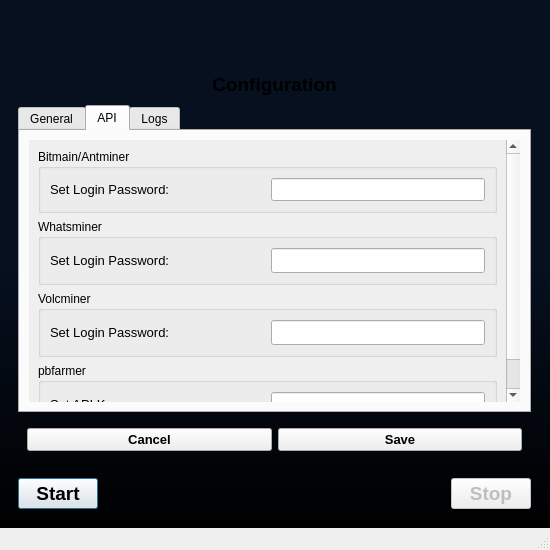
The window that src/ui/forms/mainwindow.ui (bitcap-co/bitcap-ipr) describes before a commit, drawn with Qt 5.
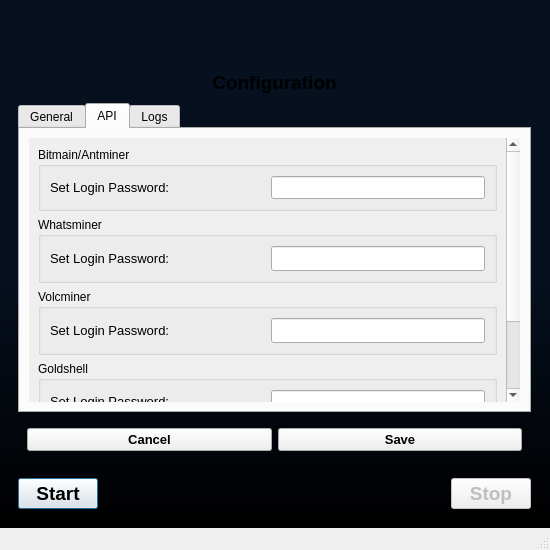
The same window after the commit. The open tabs and pages were chosen to show the change.

Commit message: set goldshell alt passwd

Diff of the .ui file:
```diff
--- a/src/ui/forms/mainwindow.ui
+++ b/src/ui/forms/mainwindow.ui
@@ -658,9 +658,9 @@
                      <property name="geometry">
                       <rect>
                        <x>0</x>
-                       <y>0</y>
-                       <width>344</width>
-                       <height>302</height>
+                       <y>-79</y>
+                       <width>477</width>
+                       <height>373</height>
                       </rect>
                      </property>
                      <layout class="QVBoxLayout" name="verticalLayout_13">
@@ -832,6 +832,60 @@
                         </layout>
                        </widget>
                       </item>
+                      <item>
+                       <widget class="QGroupBox" name="groupGoldshell">
+                        <property name="title">
+                         <string>Goldshell</string>
+                        </property>
+                        <layout class="QHBoxLayout" name="horizontalLayout_23">
+                         <item>
+                          <widget class="QLabel" name="label_14">
+                           <property name="font">
+                            <font>
+                             <pointsize>10</pointsize>
+                            </font>
+                           </property>
+                           <property name="text">
+                            <string>Set Login Password:</string>
+                           </property>
+                           <property name="StyleClass" stdset="0">
+                            <string>setText</string>
+                           </property>
+                          </widget>
+                         </item>
+                         <item>
+                          <widget class="QLineEdit" name="lineGoldshellPasswd">
+                           <property name="sizePolicy">
+                            <sizepolicy hsizetype="Preferred" vsizetype="Fixed">
+                             <horstretch>0</horstretch>
+                             <verstretch>0</verstretch>
+                            </sizepolicy>
+                           </property>
+                           <property name="minimumSize">
+                            <size>
+                             <width>0</width>
+                             <height>0</height>
+                            </size>
+                           </property>
+                           <property name="font">
+                            <font>
+                             <pointsize>10</pointsize>
+                            </font>
+                           </property>
+                           <property name="toolTip">
+                            <string>Set alternative login password for Goldshell. Default: &quot;123456789&quot;</string>
+                           </property>
+                           <property name="echoMode">
+                            <enum>QLineEdit::EchoMode::Password</enum>
+                           </property>
+                           <property name="alignment">
+                            <set>Qt::AlignmentFlag::AlignLeading|Qt::AlignmentFlag::AlignLeft|Qt::AlignmentFlag::AlignVCenter</set>
+                           </property>
+                          </widget>
+                         </item>
+                        </layout>
+                       </widget>
+                      </item>
                       <item>
                        <widget class="QGroupBox" name="groupPbfarmer">
                         <property name="title">
```
The commit also changes 3 other files.
